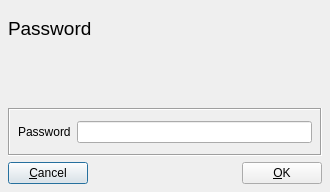
Above: ui/PassRead.ui from chris2511/xca before the change. Below: the same form after it.
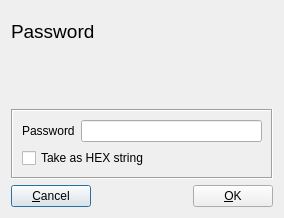
That is the form after the change.

```diff
--- a/ui/PassRead.ui
+++ b/ui/PassRead.ui
@@ -6,20 +6,14 @@
    <rect>
     <x>0</x>
     <y>0</y>
-    <width>330</width>
-    <height>192</height>
+    <width>284</width>
+    <height>218</height>
    </rect>
   </property>
   <property name="windowTitle">
    <string>Password</string>
   </property>
-  <layout class="QVBoxLayout">
-   <property name="spacing">
-    <number>6</number>
-   </property>
-   <property name="margin">
-    <number>8</number>
-   </property>
+  <layout class="QVBoxLayout" name="verticalLayout">
    <item>
     <layout class="QHBoxLayout">
      <property name="spacing">
@@ -98,27 +92,31 @@
      <property name="frameShadow">
       <enum>QFrame::Sunken</enum>
      </property>
-     <layout class="QHBoxLayout">
-      <property name="spacing">
-       <number>6</number>
-      </property>
-      <property name="margin">
-       <number>8</number>
-      </property>
-      <item>
+     <layout class="QGridLayout" name="gridLayout">
+      <item row="0" column="0">
        <widget class="QLabel" name="label">
         <property name="text">
          <string>Password</string>
         </property>
        </widget>
       </item>
-      <item>
+      <item row="0" column="1">
        <widget class="QLineEdit" name="pass">
         <property name="echoMode">
          <enum>QLineEdit::Password</enum>
         </property>
        </widget>
       </item>
+      <item row="1" column="0" colspan="2">
+       <widget class="QCheckBox" name="takeHex">
+        <property name="toolTip">
+         <string>The password is parsed as 2-digit hex code. It must have an equal number of digits (0-9 and a-f)</string>
+        </property>
+        <property name="text">
+         <string>Take as HEX string</string>
+        </property>
+       </widget>
+      </item>
      </layout>
     </widget>
    </item>
```
